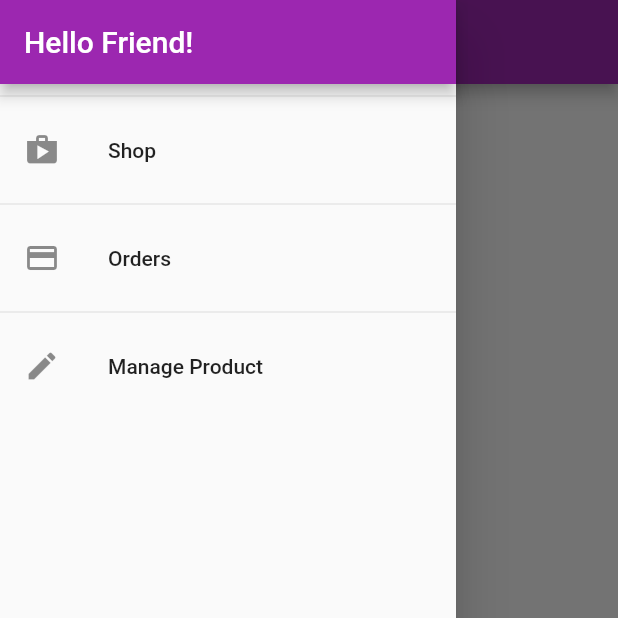
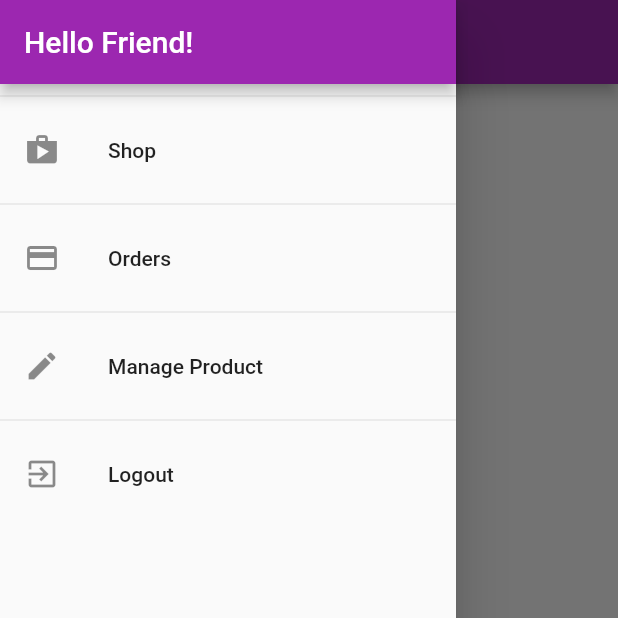
Before and after one commit to Nhh124/Flutter-Shop-app, a Flutter app: the OrdersScreen screen opened by its route, with the side drawer open, on a phone screen of 412 x 824 dp, the top half of it. Run offline on Flutter 3.47's test engine with Material 2 defaults, Android fonts, the phone set to English and light mode, and no system bars; network calls fail.

Commit message:
WIP | add logout users

```diff
--- a/shop_app/lib/widgets/app_drawer.dart
+++ b/shop_app/lib/widgets/app_drawer.dart
@@ -1,4 +1,6 @@
 import 'package:flutter/material.dart';
+import 'package:provider/provider.dart';
+import '/provider/auth.dart';
 import '/screens/user_products_screen.dart';
 import '/screens/order_screen.dart';
 
@@ -40,6 +42,17 @@ class AppDrawer extends StatelessWidget {
                   .pushReplacementNamed(UserProductsScreen.routeName);
             },
           ),
+          const Divider(),
+          ListTile(
+            leading: const Icon(Icons.exit_to_app),
+            title: const Text('Logout'),
+            onTap: () {
+              Navigator.pop(context);
+              // Navigator.of(context)
+              //     .pushReplacementNamed(UserProductsScreen.routeName);
+              Provider.of<Auth>(context, listen: false).logout();
+            },
+          ),
         ],
       ),
     );
```
Also changed, not shown: shop_app/lib/provider/auth.dart (+7 -0 lines).
